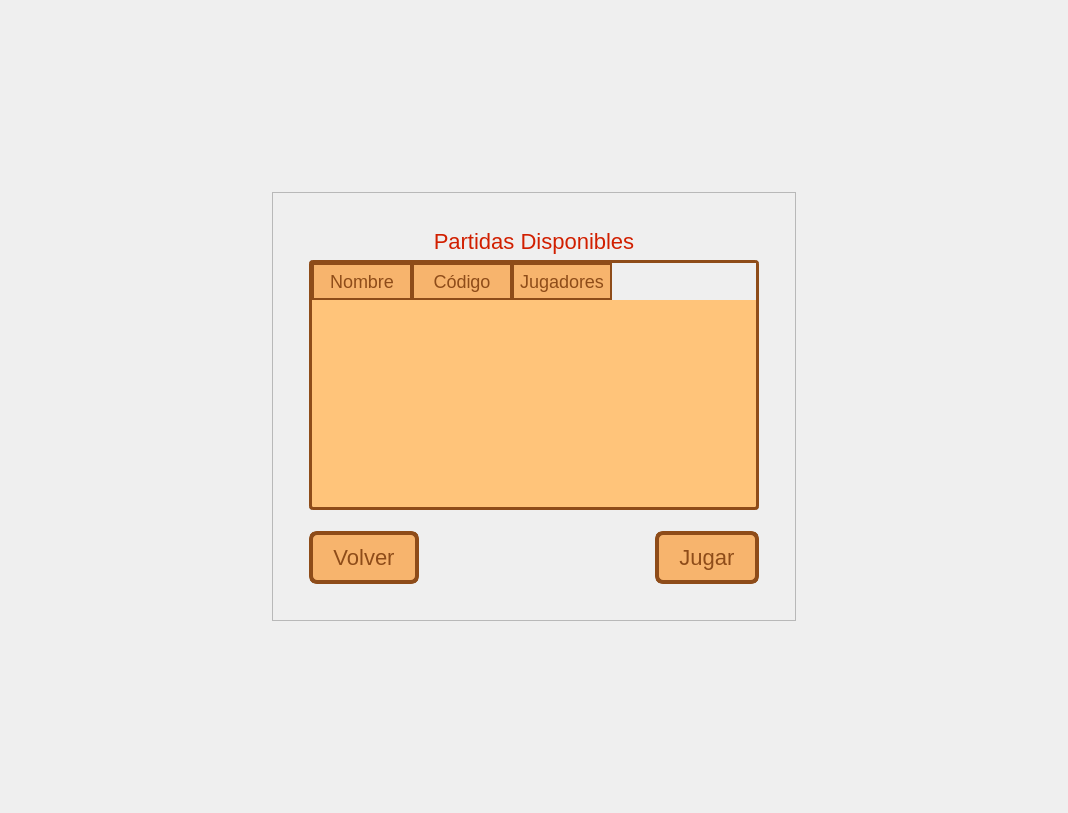
First picture: the form in client/ui/pantallaprincipal.ui, repository notconra/Stardew_Valley-Taller_de_Programacion-Veiga-Grupo_17, before the edit.
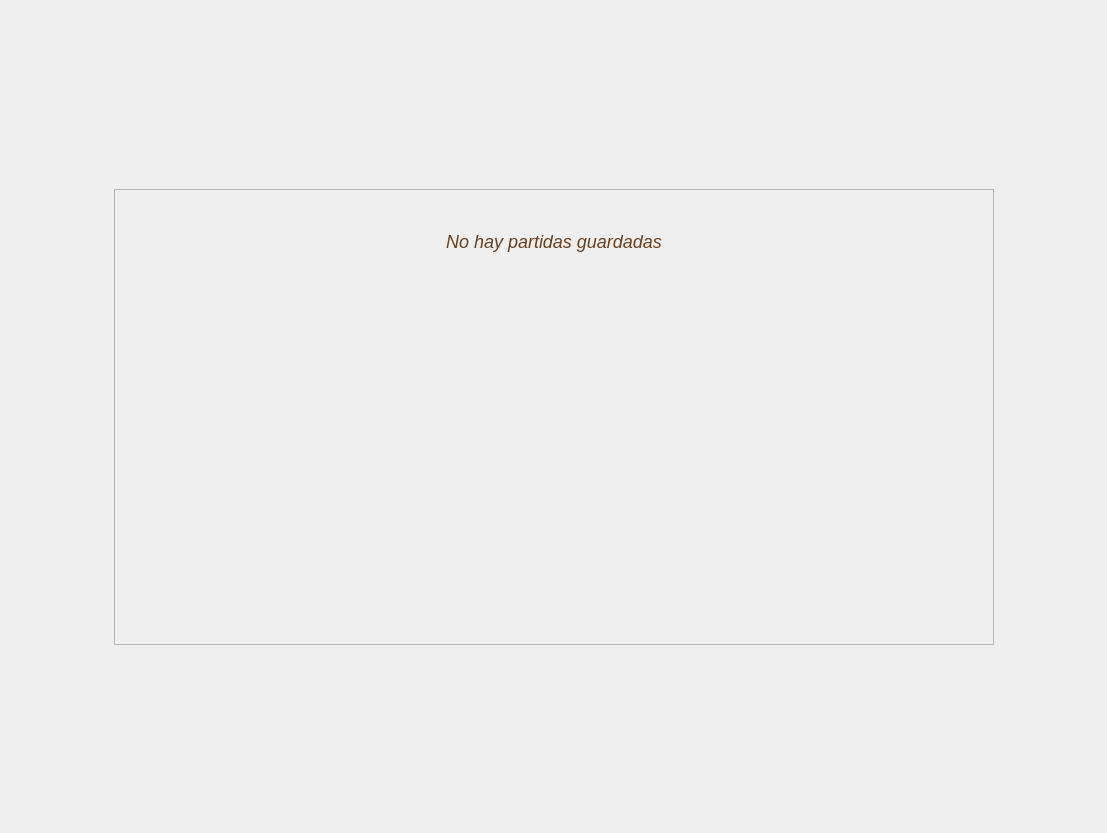
Second picture: the form after the edit. The open tabs and pages were chosen to show the change. Icons and pictures are not drawn.

Commit message: feat(ui): integrar lista scrollable de partidas guardadas como en el menú original

Diff of the .ui file:
```diff
--- a/client/ui/pantallaprincipal.ui
+++ b/client/ui/pantallaprincipal.ui
@@ -90,15 +90,22 @@
      <widget class="QStackedWidget" name="stackedWidget">
       <property name="styleSheet">
        <string notr="true">/* El cartel de madera */
-QFrame#marco_madera, QFrame#marco_madera_retomar {
+QFrame#marco_madera {
     border-image: url("Assets/LooseSprites/menu_box.png") 12 12 12 12 repeat;
     border-width: 12px;
     padding: 16px;
 }
 
+/* Marco de madera de retomar partida: 0 padding para que las tarjetas toquen el borde */
+QFrame#marco_madera_retomar {
+    border-image: url("Assets/LooseSprites/menu_box_retomar.png") 12 12 12 12 repeat;
+    border-width: 12px;
+    padding: 0px;
+}
+
 QLabel {
     color: #d11f00;
-    font-size: 22px;
+    font-size: 25px;
     font-weight: normal;
     font-family: "Stardew Valley", "Ubuntu", sans-serif;
 }
@@ -402,28 +409,30 @@
     background-color: #9c4c1a;
 }
 
-/* Ranura de partida guardada */
+/* Ranura de partida guardada idéntica al original de Stardew Valley */
 QFrame[class="tarjeta_partida"] {
-    background-color: #f7e8c9;
-    border: 2px solid #9e6b38;
-    border-radius: 8px;
+    border-image: url("Assets/LooseSprites/tarjeta_slot.png") 15 15 15 15 repeat;
+    border-width: 15px;
+    background-color: transparent;
 }
 
 QFrame[class="tarjeta_partida"]:hover {
-    background-color: #fff0d4;
-    border: 2px solid #b87a3e;
+    border-image: url("Assets/LooseSprites/tarjeta_slot_hover.png") 15 15 15 15 repeat;
+    border-width: 15px;
+    background-color: transparent;
 }
 
 QFrame[class="tarjeta_partida"][seleccionada="true"] {
-    background-color: #fff4dc;
-    border: 3px solid #d4881e;
+    border-image: url("Assets/LooseSprites/tarjeta_slot_seleccionada.png") 15 15 15 15 repeat;
+    border-width: 15px;
+    background-color: transparent;
 }
 
-/* Textos informativos de la tarjeta */
+/* Textos de la tarjeta */
 QLabel[class="label_partida_slot"] {
-    color: #7d441b;
+    color: #431f08;
     font-family: "Stardew Valley", "Ubuntu", sans-serif;
-    font-size: 20px;
+    font-size: 24px;
     font-weight: bold;
     background: transparent;
     border: none;
@@ -432,38 +441,131 @@
 QLabel[class="label_partida_nombre"] {
     color: #431f08;
     font-family: "Stardew Valley", "Ubuntu", sans-serif;
-    font-size: 18px;
+    font-size: 22px;
     font-weight: bold;
     background: transparent;
     border: none;
 }
 
 QLabel[class="label_partida_granja"] {
-    color: #6b401f;
+    color: #431f08;
     font-family: "Stardew Valley", "Ubuntu", sans-serif;
-    font-size: 15px;
+    font-size: 20px;
+    font-weight: bold;
     background: transparent;
     border: none;
 }
 
 QLabel[class="label_partida_estado"] {
-    color: #8c5828;
+    color: #6b401f;
     font-family: "Stardew Valley", "Ubuntu", sans-serif;
-    font-size: 13px;
+    font-size: 16px;
     background: transparent;
     border: none;
 }
 
-/* Boton de eliminar con feedback al presionar */
+/* Boton de eliminar chico sin bordes arriba a la derecha */
 QPushButton[class="btn_eliminar_partida"] {
     background-color: transparent;
     border: none;
     padding: 0px;
+    min-width: 22px;
+    max-width: 22px;
+    min-height: 22px;
+    max-height: 22px;
 }
 
 QPushButton[class="btn_eliminar_partida"]:pressed {
-    padding-top: 2px;
+    padding-top: 1px;
     padding-left: 1px;
+}
+
+/* ScrollArea de partidas guardadas */
+QScrollArea#scroll_area_partidas {
+    background-color: transparent;
+    border: none;
+}
+
+QWidget#contenido_scroll_partidas {
+    background-color: transparent;
+}
+
+/* Barra de scroll temática Stardew */
+QScrollBar:vertical {
+    border: 2px solid #8e4c19;
+    background: #e6b375;
+    width: 16px;
+    margin: 0px;
+    border-radius: 4px;
+}
+
+QScrollBar::handle:vertical {
+    background: #ba6328;
+    min-height: 24px;
+    border-radius: 3px;
+    border: 1px solid #5c2900;
+}
+
+QScrollBar::handle:vertical:hover {
+    background: #d87e38;
+}
+
+QScrollBar::add-line:vertical, QScrollBar::sub-line:vertical {
+    height: 0px;
+}
+
+/* Mensaje cuando no hay partidas guardadas */
+QLabel#label_sin_partidas {
+    color: #6b401f;
+    font-family: "Stardew Valley", "Ubuntu", sans-serif;
+    font-size: 18px;
+    font-style: italic;
+    background: transparent;
+    padding: 30px;
+}
+
+/* Diálogo de confirmación temático Stardew Valley */
+QDialog#dialogo_confirmacion {
+    background: transparent;
+}
+
+QFrame#marco_dialogo_confirmacion {
+    border-image: url("Assets/LooseSprites/menu_box.png") 12 12 12 12 repeat;
+    border-width: 12px;
+    background-color: #f7e8c9;
+}
+
+QLabel#label_texto_confirmacion {
+    color: #431f08;
+    font-family: "Stardew Valley", "Ubuntu", sans-serif;
+    font-size: 20px;
+    background: transparent;
+    border: none;
+    min-width: 380px;
+}
+
+QPushButton#btn_confirmar_si,
+QPushButton#btn_confirmar_no {
+    background-color: #f7b46d;
+    border: 3px solid #8e4c19;
+    border-radius: 6px;
+    color: #8e4c19;
+    font-family: "Stardew Valley", "Ubuntu", sans-serif;
+    font-size: 20px;
+    font-weight: bold;
+    padding: 6px 26px;
+    min-width: 80px;
+}
+
+QPushButton#btn_confirmar_si:hover,
+QPushButton#btn_confirmar_no:hover {
+    background-color: #ffd89e;
+}
+
+QPushButton#btn_confirmar_si:pressed,
+QPushButton#btn_confirmar_no:pressed {
+    background-color: #d8964d;
+    padding-top: 8px;
 }</string>
       </property>
       <property name="currentIndex">
@@ -1710,6 +1812,12 @@
         </item>
         <item row="1" column="1" alignment="Qt::AlignCenter">
          <widget class="QFrame" name="marco_madera_retomar">
+          <property name="minimumSize">
+           <size>
+            <width>880</width>
+            <height>456</height>
+           </size>
+          </property>
           <property name="frameShape">
            <enum>QFrame::Shape::StyledPanel</enum>
           </property>
@@ -1717,10 +1825,25 @@
            <enum>QFrame::Shadow::Raised</enum>
           </property>
           <layout class="QVBoxLayout" name="verticalLayout_retomar">
+           <property name="spacing">
+            <number>0</number>
+           </property>
+           <property name="leftMargin">
+            <number>0</number>
+           </property>
+           <property name="topMargin">
+            <number>0</number>
+           </property>
+           <property name="rightMargin">
+            <number>0</number>
+           </property>
+           <property name="bottomMargin">
+            <number>0</number>
+           </property>
            <item>
-            <widget class="QLabel" name="label_titulo_retomar">
+            <widget class="QLabel" name="label_sin_partidas">
              <property name="text">
-              <string>Partidas Disponibles</string>
+              <string>No hay partidas guardadas</string>
              </property>
              <property name="alignment">
               <set>Qt::AlignmentFlag::AlignCenter</set>
@@ -1728,89 +1851,45 @@
             </widget>
            </item>
            <item>
-            <widget class="QTableWidget" name="tabla_partidas">
-             <property name="minimumSize">
-              <size>
-               <width>450</width>
-               <height>250</height>
-              </size>
+            <widget class="QScrollArea" name="scroll_area_partidas">
+             <property name="frameShape">
+              <enum>QFrame::Shape::NoFrame</enum>
              </property>
-             <property name="editTriggers">
-              <set>QAbstractItemView::EditTrigger::NoEditTriggers</set>
+             <property name="widgetResizable">
+              <bool>true</bool>
              </property>
-             <property name="selectionMode">
-              <enum>QAbstractItemView::SelectionMode::SingleSelection</enum>
+             <property name="horizontalScrollBarPolicy">
+              <enum>Qt::ScrollBarPolicy::ScrollBarAlwaysOff</enum>
              </property>
-             <property name="selectionBehavior">
-              <enum>QAbstractItemView::SelectionBehavior::SelectRows</enum>
-             </property>
-             <attribute name="verticalHeaderVisible">
-              <bool>false</bool>
-             </attribute>
-             <column>
-              <property name="text">
-               <string>Nombre</string>
+             <widget class="QWidget" name="contenido_scroll_partidas">
+              <property name="geometry">
+               <rect>
+                <x>0</x>
+                <y>0</y>
+                <width>880</width>
+                <height>456</height>
+               </rect>
               </property>
-             </column>
-             <column>
-              <property name="text">
-               <string>Código</string>
-              </property>
-             </column>
-             <column>
-              <property name="text">
-               <string>Jugadores</string>
-              </property>
-             </column>
+              <layout class="QVBoxLayout" name="layout_tarjetas_partidas">
+               <property name="spacing">
+                <number>4</number>
+               </property>
+               <property name="leftMargin">
+                <number>0</number>
+               </property>
+               <property name="topMargin">
+                <number>0</number>
+               </property>
+               <property name="rightMargin">
+                <number>0</number>
+               </property>
+               <property name="bottomMargin">
+                <number>0</number>
+               </property>
+              </layout>
+             </widget>
             </widget>
            </item>
-           <item>
-            <spacer name="verticalSpacer_retomar_btn">
-             <property name="orientation">
-              <enum>Qt::Orientation::Vertical</enum>
-             </property>
-             <property name="sizeType">
-              <enum>QSizePolicy::Policy::Fixed</enum>
-             </property>
-             <property name="sizeHint" stdset="0">
-              <size>
-               <width>20</width>
-               <height>15</height>
-              </size>
-             </property>
-            </spacer>
-           </item>
-           <item>
-            <layout class="QHBoxLayout" name="horizontalLayout_retomar">
-             <item>
-              <widget class="QPushButton" name="btn_volver_retomar">
-               <property name="text">
-                <string>Volver</string>
-               </property>
-              </widget>
-             </item>
-             <item>
-              <spacer name="horizontalSpacer_retomar">
-               <property name="orientation">
-                <enum>Qt::Orientation::Horizontal</enum>
-               </property>
-               <property name="sizeHint" stdset="0">
-                <size>
-                 <width>40</width>
-                 <height>20</height>
-                </size>
-               </property>
-              </spacer>
-             </item>
-             <item>
-              <widget class="QPushButton" name="btn_jugar_retomar">
-               <property name="text">
-                <string>Jugar</string>
-               </property>
-              </widget>
-             </item>
-            </layout>
-           </item>
           </layout>
          </widget>
         </item>
```
The commit also changes 14 other files.
